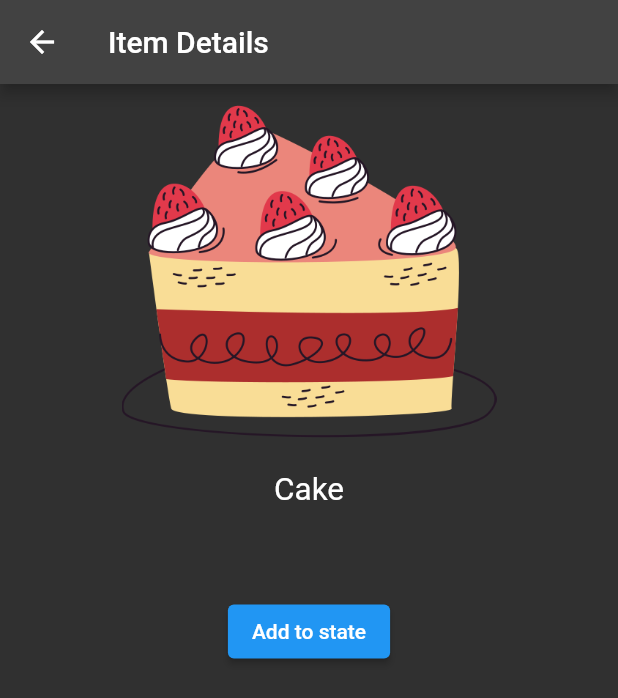
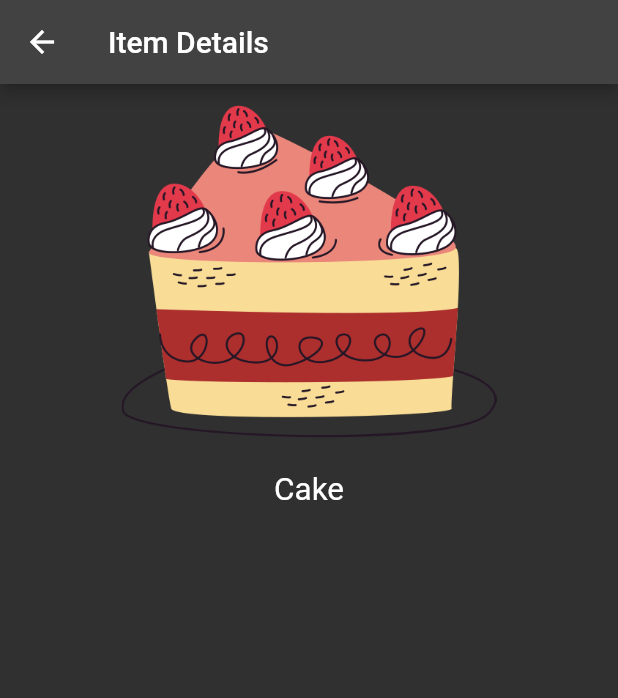
Before and after one commit to PaulRublev/state_management, a Flutter app: the screen it shows after launch, after a tap on "Cake", on a phone screen of 412 x 824 dp. Shown: the top 698 px of the screen. Run offline on Flutter 3.47's test engine with Material 2 defaults, Android fonts, the phone set to English and light mode, and no system bars; our stand-ins replace get_it.

Commit message:
Task1.Prototype

```diff
--- a/lib/src/app.dart
+++ b/lib/src/app.dart
@@ -1,6 +1,5 @@
 import 'package:flutter/material.dart';
 import 'package:module_model/module_model.dart';
-import 'package:provider/provider.dart';
 
 import 'sample_feature/item_details_view.dart';
 import 'sample_feature/item_list_view.dart';
@@ -12,9 +11,7 @@ class MyApp extends StatelessWidget {
 
   @override
   Widget build(BuildContext context) {
-    return ChangeNotifierProvider<Cart>(
-      create: (_) => Cart(),
-      child: MaterialApp(
+    return MaterialApp(
       debugShowCheckedModeBanner: false,
       restorationScopeId: 'app',
       theme: ThemeData.dark(),
@@ -38,7 +35,34 @@ class MyApp extends StatelessWidget {
           },
         );
       },
-      ),
     );
   }
 }
+
+class Cart with ChangeNotifier {
+  final Map<SampleItem, int> cartItems = {};
+
+  void add(SampleItem item) {
+    cartItems.addAll({item: 1});
+    notifyListeners();
+  }
+
+  void remove(SampleItem item) {
+    cartItems.remove(item);
+    notifyListeners();
+  }
+
+  void increment(SampleItem item) {
+    cartItems[item] = cartItems[item]! + 1;
+    notifyListeners();
+  }
+
+  void decrement(SampleItem item) {
+    if (cartItems[item]! > 1) {
+      cartItems[item] = cartItems[item]! - 1;
+    } else {
+      cartItems.remove(item);
+    }
+    notifyListeners();
+  }
+}
--- a/lib/src/sample_feature/item_details_view.dart
+++ b/lib/src/sample_feature/item_details_view.dart
@@ -1,6 +1,5 @@
 import 'package:flutter/material.dart';
 import 'package:module_model/module_model.dart';
-import 'package:provider/provider.dart';
 
 class ItemDetailsView extends StatelessWidget {
   const ItemDetailsView({super.key, required this.item});
@@ -36,49 +35,49 @@ class ItemDetailsView extends StatelessWidget {
                   textScaleFactor: 1.5,
                 ),
               ),
-              Consumer<Cart>(
-                builder: ((context, state, _) => SizedBox(
-                      height: 50,
-                      child: state.cartItems.containsKey(item)
-                          ? Row(
-                              mainAxisSize: MainAxisSize.min,
-                              children: [
-                                IconButton(
-                                  onPressed: (() {
-                                    if (state.cartItems[item]! > 1) {
-                                      state.decrement(item);
-                                    } else {
-                                      state.remove(item);
-                                    }
-                                  }),
-                                  icon: const Icon(Icons.remove_circle_outline),
-                                ),
-                                Text('${state.cartItems[item]}'),
-                                IconButton(
-                                  onPressed: (() {
-                                    state.increment(item);
-                                  }),
-                                  icon: const Icon(Icons.add_circle_outline),
-                                ),
-                              ],
-                            )
-                          : null,
-                    )),
-              ),
-              Consumer<Cart>(
-                builder: (context, state, _) => ElevatedButton(
-                  onPressed: () {
-                    state.cartItems.containsKey(item)
-                        ? Navigator.of(context).pop()
-                        : state.add(item);
-                  },
-                  child: Text(
-                    state.cartItems.containsKey(item)
-                        ? 'Go back'
-                        : 'Add to state',
-                  ),
-                ),
-              ),
+              // Consumer<Cart>(
+              //   builder: ((context, state, _) => SizedBox(
+              //         height: 50,
+              //         child: state.cartItems.containsKey(item)
+              //             ? Row(
+              //                 mainAxisSize: MainAxisSize.min,
+              //                 children: [
+              //                   IconButton(
+              //                     onPressed: (() {
+              //                       if (state.cartItems[item]! > 1) {
+              //                         state.decrement(item);
+              //                       } else {
+              //                         state.remove(item);
+              //                       }
+              //                     }),
+              //                     icon: const Icon(Icons.remove_circle_outline),
+              //                   ),
+              //                   Text('${state.cartItems[item]}'),
+              //                   IconButton(
+              //                     onPressed: (() {
+              //                       state.increment(item);
+              //                     }),
+              //                     icon: const Icon(Icons.add_circle_outline),
+              //                   ),
+              //                 ],
+              //               )
+              //             : null,
+              //       )),
+              // ),
+              // Consumer<Cart>(
+              //   builder: (context, state, _) => ElevatedButton(
+              //     onPressed: () {
+              //       state.cartItems.containsKey(item)
+              //           ? Navigator.of(context).pop()
+              //           : state.add(item);
+              //     },
+              //     child: Text(
+              //       state.cartItems.containsKey(item)
+              //           ? 'Go back'
+              //           : 'Add to state',
+              //     ),
+              //   ),
+              // ),
             ],
           ),
         ),
@@ -86,31 +85,3 @@ class ItemDetailsView extends StatelessWidget {
     );
   }
 }
-
-class Cart with ChangeNotifier {
-  final Map<SampleItem, int> cartItems = {};
-
-  void add(SampleItem item) {
-    cartItems.addAll({item: 1});
-    notifyListeners();
-  }
-
-  void remove(SampleItem item) {
-    cartItems.remove(item);
-    notifyListeners();
-  }
-
-  void increment(SampleItem item) {
-    cartItems[item] = cartItems[item]! + 1;
-    notifyListeners();
-  }
-
-  void decrement(SampleItem item) {
-    if (cartItems[item]! > 1) {
-      cartItems[item] = cartItems[item]! - 1;
-    } else {
-      cartItems.remove(item);
-    }
-    notifyListeners();
-  }
-}
--- a/lib/src/sample_feature/item_list_view.dart
+++ b/lib/src/sample_feature/item_list_view.dart
@@ -1,7 +1,6 @@
 import 'package:flutter/material.dart';
 import 'package:module_business/module_business.dart';
 import 'package:module_model/module_model.dart';
-import 'package:provider/provider.dart';
 
 import 'item_details_view.dart';
 
@@ -34,14 +33,14 @@ class ItemListView extends StatelessWidget {
               trailing: Row(
                 mainAxisSize: MainAxisSize.min,
                 children: [
-                  Consumer<Cart>(builder: (_, state, ___) {
-                    return Text(
-                      state.cartItems.containsKey(item)
-                          ? state.cartItems[item].toString()
-                          : '',
-                      textScaleFactor: 0.9,
-                    );
-                  }),
+                  // Consumer<Cart>(builder: (_, state, ___) {
+                  //   return Text(
+                  //     state.cartItems.containsKey(item)
+                  //         ? state.cartItems[item].toString()
+                  //         : '',
+                  //     textScaleFactor: 0.9,
+                  //   );
+                  // }),
                   const Icon(Icons.shopping_cart_checkout),
                 ],
               ),
```
Lines whose indentation alone changed are shown as unchanged.
